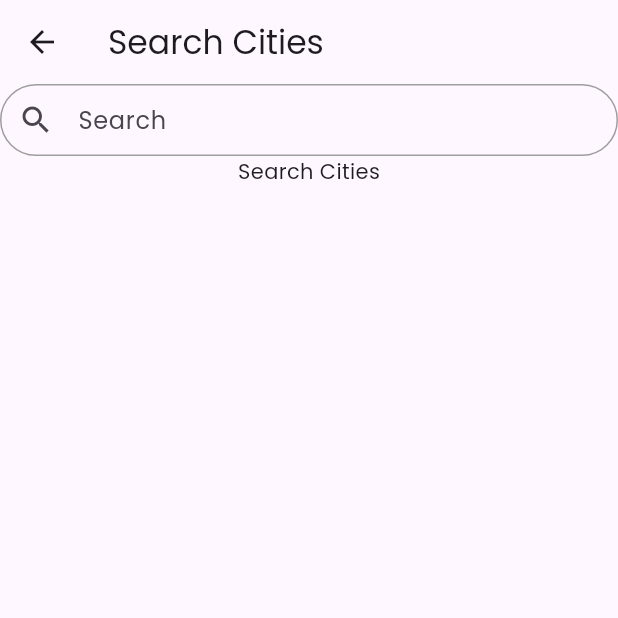
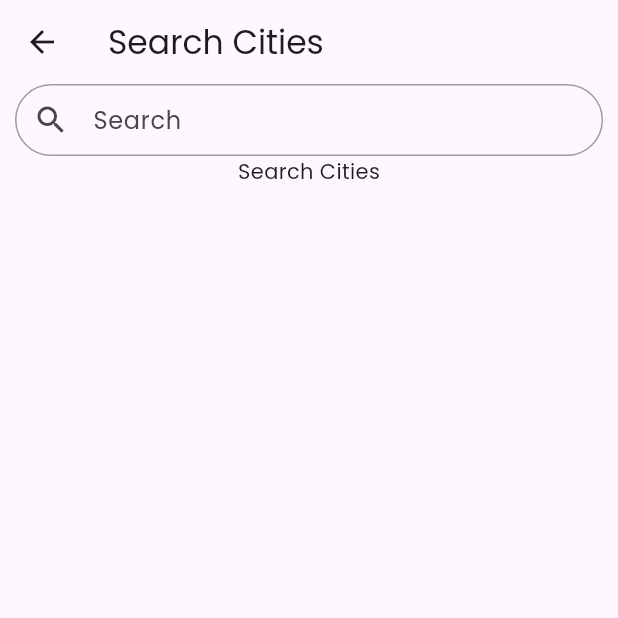
Before and after one commit to Vrushabh102/yatri-cabs, a Flutter app: the SelectCity screen opened directly, on a phone screen of 412 x 824 dp, the top half of it. Run offline on Flutter 3.47's test engine with Material 3 defaults, Android fonts, the light colour scheme and no system bars; our stand-ins replace flutter_riverpod.

Commit message:
improved interface

```diff
--- a/lib/src/feature/search_cities.dart/screen/select_city.dart
+++ b/lib/src/feature/search_cities.dart/screen/select_city.dart
@@ -29,7 +29,9 @@ class _SelectCityState extends ConsumerState<SelectCity> {
         children: [
           Column(
             children: [
-              TextField(
+              Container(
+                margin: const EdgeInsets.symmetric(horizontal: 10),
+                child: TextField(
                   onChanged: (value) {
                     if (value.isEmpty) {
                       ref.read(isSearchProvider.notifier).update((state) => false);
@@ -46,9 +48,7 @@ class _SelectCityState extends ConsumerState<SelectCity> {
 
                     if (cities == null) {
                       ref.read(searchCityResultProvider.notifier).update((state) => 'Api has reched its limit');
-                  }
-
-                  else if (cities!.isNotEmpty) {
+                    } else if (cities!.isNotEmpty) {
                       ref.read(isSearchProvider.notifier).update((state) => true);
                     }
                     ref.read(isLoadingProvider.notifier).update((state) => false);
@@ -72,6 +72,7 @@ class _SelectCityState extends ConsumerState<SelectCity> {
                       borderSide: BorderSide(
                         color: Colors.grey,
                         width: 1,
+                      ),
                     ),
                   ),
                 ),
```
Lines whose indentation alone changed are shown as unchanged.
